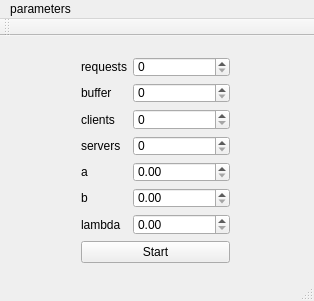
Qt form mainwindow.ui (shevtsov200/QueueingSystem) before a commit.
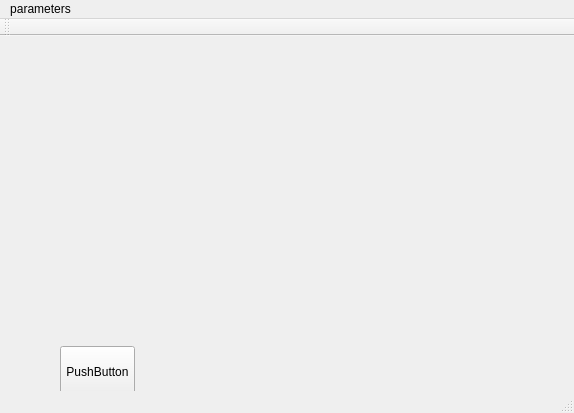
The same form after that commit.

```diff
--- a/mainwindow.ui
+++ b/mainwindow.ui
@@ -6,106 +6,38 @@
    <rect>
     <x>0</x>
     <y>0</y>
-    <width>314</width>
-    <height>301</height>
+    <width>574</width>
+    <height>413</height>
    </rect>
   </property>
   <property name="windowTitle">
    <string>MainWindow</string>
   </property>
   <widget class="QWidget" name="centralWidget">
-   <widget class="QWidget" name="">
+   <widget class="QStackedWidget" name="stackedWidget">
     <property name="geometry">
      <rect>
-      <x>70</x>
+      <x>50</x>
       <y>10</y>
-      <width>171</width>
-      <height>228</height>
+      <width>441</width>
+      <height>281</height>
      </rect>
     </property>
-    <layout class="QVBoxLayout" name="verticalLayout">
-     <item>
-      <layout class="QFormLayout" name="formLayout">
-       <item row="0" column="1">
-        <widget class="QSpinBox" name="requestsSpinBox"/>
-       </item>
-       <item row="1" column="1">
-        <widget class="QSpinBox" name="bufferSpinBox"/>
-       </item>
-       <item row="2" column="1">
-        <widget class="QSpinBox" name="clientsSpinBox"/>
-       </item>
-       <item row="3" column="1">
-        <widget class="QSpinBox" name="serversSpinBox"/>
-       </item>
-       <item row="4" column="1">
-        <widget class="QDoubleSpinBox" name="aDoubleSpinBox"/>
-       </item>
-       <item row="5" column="1">
-        <widget class="QDoubleSpinBox" name="bDoubleSpinBox"/>
-       </item>
-       <item row="6" column="1">
-        <widget class="QDoubleSpinBox" name="lambdaDoubleSpinBox"/>
-       </item>
-       <item row="0" column="0">
-        <widget class="QLabel" name="label">
-         <property name="text">
-          <string>requests</string>
-         </property>
-        </widget>
-       </item>
-       <item row="1" column="0">
-        <widget class="QLabel" name="label_2">
-         <property name="text">
-          <string>buffer</string>
-         </property>
-        </widget>
-       </item>
-       <item row="2" column="0">
-        <widget class="QLabel" name="label_3">
-         <property name="text">
-          <string>clients</string>
-         </property>
-        </widget>
-       </item>
-       <item row="3" column="0">
-        <widget class="QLabel" name="label_4">
-         <property name="text">
-          <string>servers</string>
-         </property>
-        </widget>
-       </item>
-       <item row="4" column="0">
-        <widget class="QLabel" name="label_5">
-         <property name="text">
-          <string>a</string>
-         </property>
-        </widget>
-       </item>
-       <item row="5" column="0">
-        <widget class="QLabel" name="label_6">
-         <property name="text">
-          <string>b</string>
-         </property>
-        </widget>
-       </item>
-       <item row="6" column="0">
-        <widget class="QLabel" name="label_7">
-         <property name="text">
-          <string>lambda</string>
-         </property>
-        </widget>
-       </item>
-      </layout>
-     </item>
-     <item>
-      <widget class="QPushButton" name="startButton">
-       <property name="text">
-        <string>Start</string>
-       </property>
-      </widget>
-     </item>
-    </layout>
+    <widget class="QWidget" name="page"/>
+    <widget class="QWidget" name="page_2"/>
+   </widget>
+   <widget class="QPushButton" name="pushButton">
+    <property name="geometry">
+     <rect>
+      <x>60</x>
+      <y>310</y>
+      <width>75</width>
+      <height>51</height>
+     </rect>
+    </property>
+    <property name="text">
+     <string>PushButton</string>
+    </property>
    </widget>
   </widget>
   <widget class="QMenuBar" name="menuBar">
@@ -113,7 +45,7 @@
     <rect>
      <x>0</x>
      <y>0</y>
-     <width>314</width>
+     <width>574</width>
      <height>21</height>
     </rect>
    </property>
```
